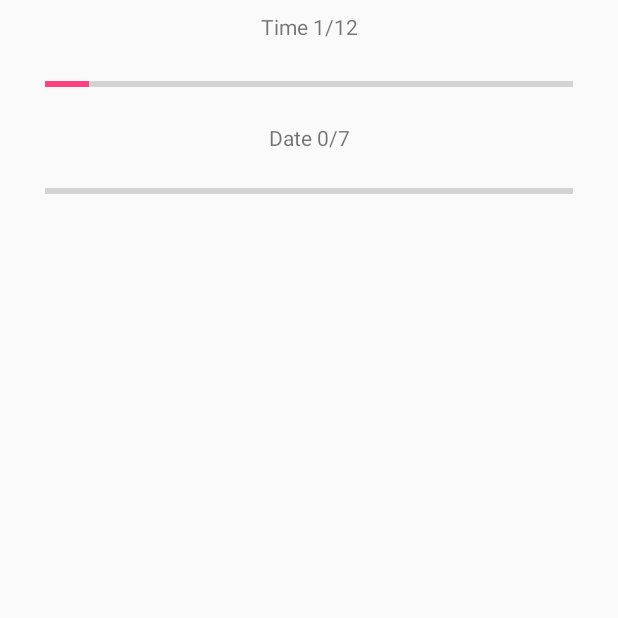
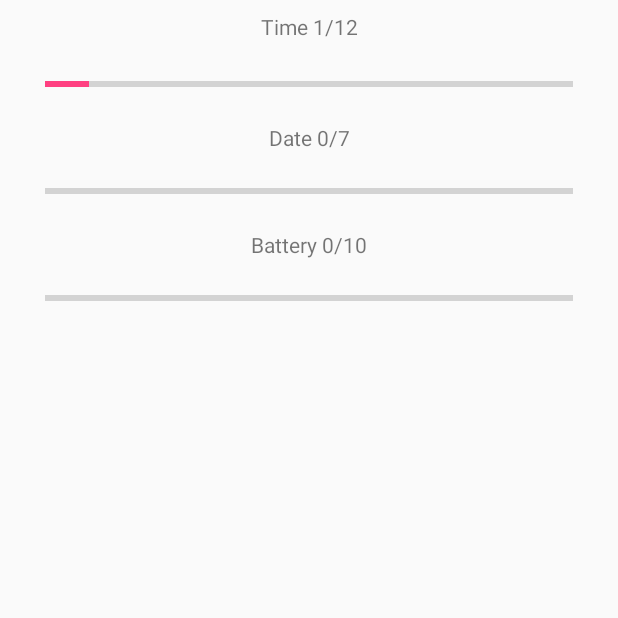
Before and after one commit to Luminations/spooky, an Android app: the SpookyDetail screen opened directly, with no data from a screen before it, on a phone screen of 412 x 824 dp, the top half of it. Run offline under Robolectric (Android 15) with nearby library versions, the phone set to English and light mode, and no system bars; 1 statement that could not run was skipped.

Commit message:
added batteryfactor

```diff
--- a/spooky/Programm/app/src/main/java/team1/red/zli/spookymeter/SpookyDetail.java
+++ b/spooky/Programm/app/src/main/java/team1/red/zli/spookymeter/SpookyDetail.java
@@ -36,6 +36,14 @@ public class SpookyDetail extends Activity{
 
             TextView dateText = findViewById(R.id.textView5);
             dateText.setText("Date " + spookyDetails.get(4) + "/" + "7");
+
+            //battery
+            ProgressBar batteryProgress = findViewById(R.id.progressBar);
+            batteryProgress.setMax(10);
+            batteryProgress.setProgress(spookyDetails.get(0));
+
+            TextView batteryText = findViewById(R.id.textView2);
+            batteryText.setText("Battery " + spookyDetails.get(0) + "/" + "10");
         }
     };
 
--- a/spooky/Programm/app/src/main/res/layout/spooky_detail.xml
+++ b/spooky/Programm/app/src/main/res/layout/spooky_detail.xml
@@ -56,4 +56,29 @@
         app:layout_constraintStart_toStartOf="parent"
         app:layout_constraintTop_toBottomOf="@+id/textView5" />
 
+    <TextView
+        android:id="@+id/textView2"
+        android:layout_width="183dp"
+        android:layout_height="wrap_content"
+        android:layout_marginEnd="8dp"
+        android:layout_marginStart="8dp"
+        android:layout_marginTop="8dp"
+        android:text="Battery"
+        android:textAlignment="center"
+        app:layout_constraintEnd_toEndOf="parent"
+        app:layout_constraintStart_toStartOf="parent"
+        app:layout_constraintTop_toBottomOf="@+id/progressBar4" />
+
+    <ProgressBar
+        android:id="@+id/progressBar"
+        style="?android:attr/progressBarStyleHorizontal"
+        android:layout_width="352dp"
+        android:layout_height="36dp"
+        android:layout_marginEnd="8dp"
+        android:layout_marginStart="8dp"
+        android:layout_marginTop="8dp"
+        app:layout_constraintEnd_toEndOf="parent"
+        app:layout_constraintStart_toStartOf="parent"
+        app:layout_constraintTop_toBottomOf="@+id/textView2" />
+
 </android.support.constraint.ConstraintLayout>
```
